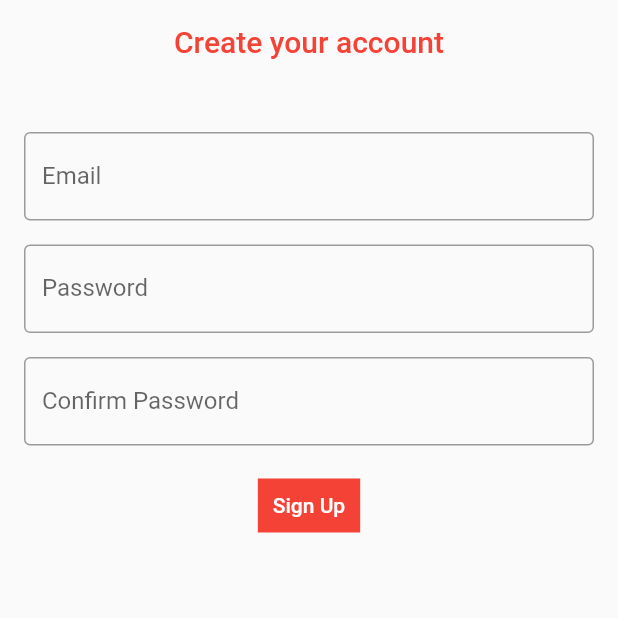
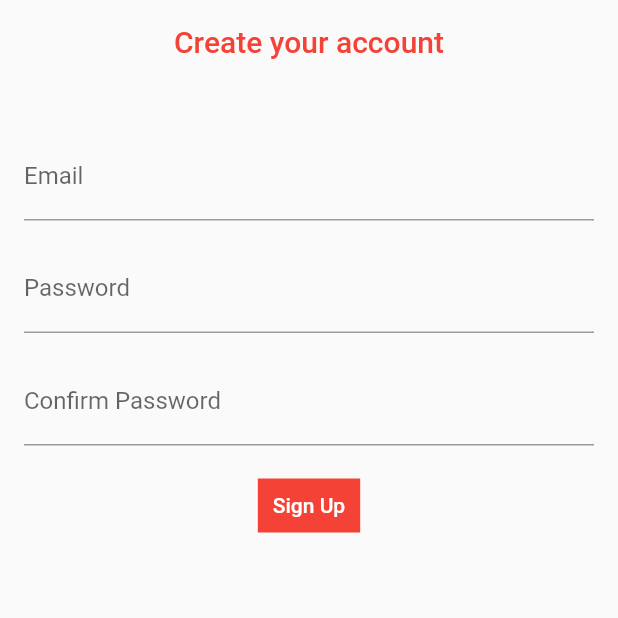
Before and after one commit to Bildad0/Delivery-App, a Flutter app: the screen it shows after launch, after a tap on "Get Stated", on a phone screen of 412 x 824 dp, the top half of it. Run offline on Flutter 3.47's test engine with Material 2 defaults, Android fonts, the phone set to English and light mode, and no system bars; our stand-ins replace carousel_slider; network calls fail.

Commit message:
updates and fixes

```diff
--- a/app/lib/Models/item.dart
+++ b/app/lib/Models/item.dart
@@ -1,12 +1,16 @@
 class Item {
   final String name;
   final String description;
+  final List<String> category;
   final double price;
   final int quantity;
+  final String imageUrl;
   Item({
     required this.name,
     required this.description,
+    required this.category,
     required this.price,
     required this.quantity,
+    required this.imageUrl,
   });
 }
--- a/app/lib/Screens/loginorsignup.dart
+++ b/app/lib/Screens/loginorsignup.dart
@@ -38,7 +38,7 @@ class _LoginScreenState extends State<LoginScreen> {
                 keyboardType: TextInputType.emailAddress,
                 decoration: const InputDecoration(
                   labelText: "Email",
-                  border: OutlineInputBorder(),
+                  border: UnderlineInputBorder(),
                 ),
               ),
               const SizedBox(height: 16.0),
@@ -47,16 +47,21 @@ class _LoginScreenState extends State<LoginScreen> {
                 obscureText: true,
                 decoration: const InputDecoration(
                   labelText: "Password",
-                  border: OutlineInputBorder(),
+                  border: UnderlineInputBorder(),
                 ),
               ),
               const SizedBox(height: 16.0),
               TextButton(
-                  onPressed: () {
-                    //TODO: Navigate to reset password form.
-                  },
-                  child: const Text("Forgot Password ?",
-                      style: TextStyle(color: headerTextColor))),
+                onPressed: () {
+                  //TODO: Navigate to reset password form.
+                },
+                child: const Text(
+                  "Forgot Password ?",
+                  style: TextStyle(
+                    color: headerTextColor,
+                  ),
+                ),
+              ),
               ElevatedButton(
                 style: const ButtonStyle(
                   shape: MaterialStatePropertyAll(ContinuousRectangleBorder()),
@@ -118,7 +123,7 @@ class _SignUpScreenState extends State<SignUpScreen> {
                 keyboardType: TextInputType.emailAddress,
                 decoration: const InputDecoration(
                   labelText: "Email",
-                  border: OutlineInputBorder(),
+                  border: UnderlineInputBorder(),
                 ),
               ),
               const SizedBox(height: 16.0),
@@ -127,7 +132,7 @@ class _SignUpScreenState extends State<SignUpScreen> {
                 obscureText: true,
                 decoration: const InputDecoration(
                   labelText: "Password",
-                  border: OutlineInputBorder(),
+                  border: UnderlineInputBorder(),
                 ),
               ),
               const SizedBox(height: 16.0),
@@ -136,13 +141,13 @@ class _SignUpScreenState extends State<SignUpScreen> {
                 obscureText: true,
                 decoration: const InputDecoration(
                   labelText: "Confirm Password",
-                  border: OutlineInputBorder(),
+                  border: UnderlineInputBorder(),
                 ),
               ),
               const SizedBox(height: 16.0),
               ElevatedButton(
                 style: const ButtonStyle(
-                  shape: MaterialStatePropertyAll(ContinuousRectangleBorder()),
+                  shape: MaterialStatePropertyAll(RoundedRectangleBorder()),
                   padding: MaterialStatePropertyAll(EdgeInsets.all(10)),
                   elevation: MaterialStatePropertyAll(0),
                 ),
--- a/app/lib/Screens/meallist.dart
+++ b/app/lib/Screens/meallist.dart
@@ -1,4 +1,6 @@
 import 'package:flutter/material.dart';
+
+import '../Resources/types.dart';
 
 class MealListScreen extends StatefulWidget {
   const MealListScreen({super.key});
@@ -12,7 +14,8 @@ class _MealListScreenState extends State<MealListScreen> {
   Widget build(BuildContext context) {
     return Scaffold(
       appBar: AppBar(
-        foregroundColor: Colors.white,
+        backgroundColor: headerBackGround,
+        foregroundColor: headerTextColor,
         elevation: 0,
         title: const Text("Meals"),
       ),
--- a/app/lib/Screens/splashscreen.dart
+++ b/app/lib/Screens/splashscreen.dart
@@ -37,7 +37,8 @@ class _SplashScreenState extends State<SplashScreen> {
         ),
         Column(
           children: [
-            Center(
+            Container(
+              margin: const EdgeInsets.all(20),
               child: Column(
                 mainAxisAlignment: MainAxisAlignment.center,
                 children: [
@@ -108,7 +109,7 @@ class _SplashScreenState extends State<SplashScreen> {
             height: 700, //TODO: get the device hieght - 20 px
             enableInfiniteScroll: true,
             enlargeCenterPage: true,
-            initialPage: 1,
+            initialPage: 0,
             padEnds: true,
             autoPlayAnimationDuration: const Duration(milliseconds: 500),
           ),
```
Also changed, not shown: app/lib/Widgets/main_drawer.dart (+9 -1 lines).
